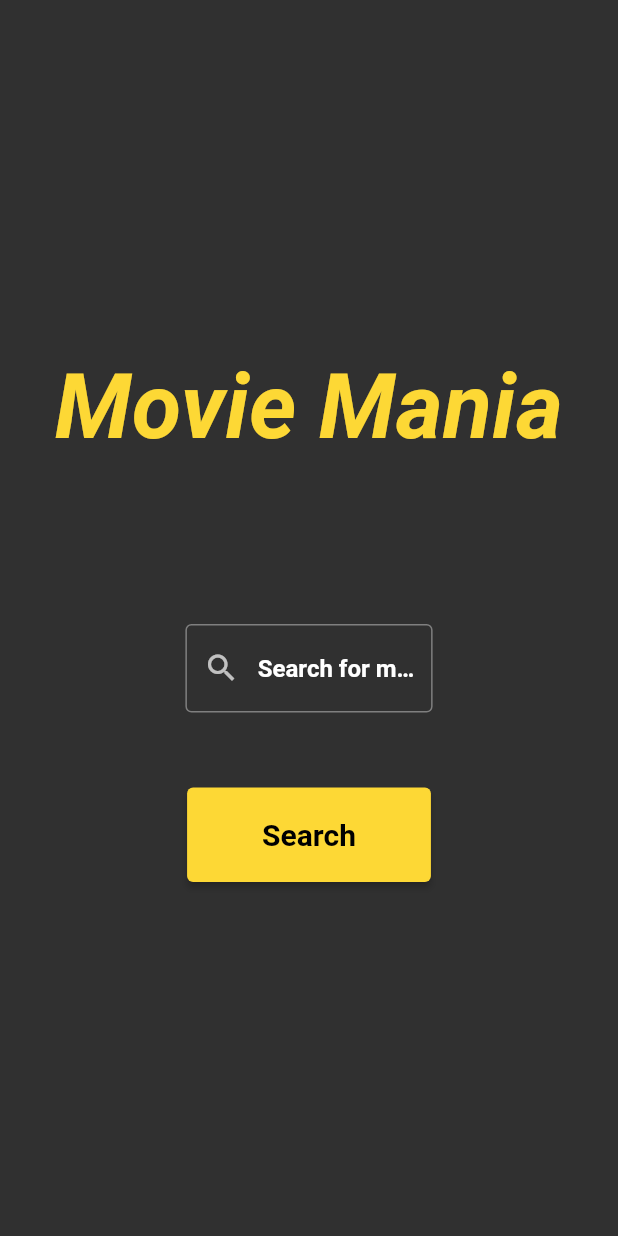
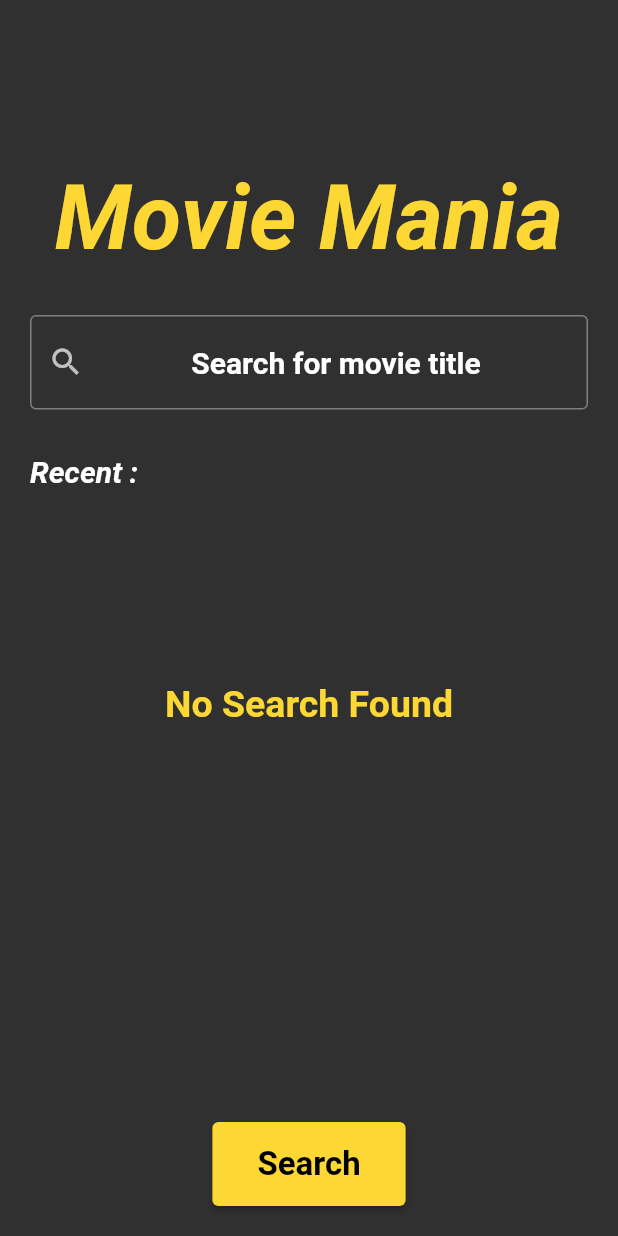
Before and after one commit to roonish/movie_mania, a Flutter app: the screen it shows after launch, on a phone screen of 412 x 824 dp. Run offline on Flutter 3.47's test engine with Material 2 defaults, Android fonts, the light colour scheme and no system bars; our stand-ins replace bloc, built_collection, built_value, flutter_bloc, sqflite; accounts and stored records are empty.

Commit message:
Version 2 (Database included)

```diff
--- a/lib/main.dart
+++ b/lib/main.dart
@@ -6,6 +6,7 @@ import 'package:mymovies/repository/repository.dart';
 import 'package:mymovies/screen/builderpage.dart';
 
 void main() {
+  WidgetsFlutterBinding.ensureInitialized();
   runApp(const MyApp());
 }
 
--- /dev/null
+++ b/lib/model/sql_model.dart
@@ -0,0 +1,27 @@
+import 'dart:convert';
+
+class SqlModel {
+  final int? id;
+  final String name;
+
+  SqlModel({this.id, required this.name});
+
+  Map<String, dynamic> toMap() {
+    return {
+      'id': id,
+      'name': name,
+    };
+  }
+
+  factory SqlModel.fromMap(Map<String, dynamic> map) {
+    return SqlModel(
+      id: map['id']?.toInt(),
+      name: map['name'] ?? '',
+    );
+  }
+
+  String toJson() => json.encode(toMap());
+
+  factory SqlModel.fromJson(String source) =>
+      SqlModel.fromMap(json.decode(source));
+}
--- /dev/null
+++ b/lib/screen/history.dart
@@ -0,0 +1,109 @@
+import 'package:flutter/material.dart';
+import 'package:flutter_bloc/flutter_bloc.dart';
+import 'package:mymovies/bloc/movies_bloc.dart';
+import 'package:mymovies/model/sql_model.dart';
+import 'package:mymovies/repository/database_helper.dart';
+
+class History extends StatefulWidget {
+  const History({Key? key}) : super(key: key);
+
+  @override
+  State<History> createState() => _HistoryState();
+}
+
+class _HistoryState extends State<History> {
+  @override
+  Widget build(BuildContext context) {
+    final blocs = BlocProvider.of<MoviesBloc>(context);
+    return Expanded(
+      child: SingleChildScrollView(
+        child: SizedBox(
+          height: MediaQuery.of(context).size.height * 0.3,
+          //  color: Colors.white,
+          child: FutureBuilder<List<SqlModel>>(
+              future: DatabaseHelper.instance.read(),
+              builder: (context, snapshot) {
+                if (snapshot.connectionState == ConnectionState.waiting) {
+                  return Center(
+                    child: Text(
+                      "Loading",
+                      style: TextStyle(
+                        color: Colors.yellow.shade600,
+                        fontWeight: FontWeight.bold,
+                        fontStyle: FontStyle.italic,
+                        fontSize: 15,
+                      ),
+                    ),
+                  );
+                }
+                if (!snapshot.hasData) {
+                  return Text(
+                    'No history found',
+                    style: TextStyle(
+                      color: Colors.yellow.shade600,
+                      fontWeight: FontWeight.bold,
+                      fontStyle: FontStyle.italic,
+                      fontSize: 15,
+                    ),
+                  );
+                }
+                return snapshot.data!.isEmpty
+                    ? Center(
+                        child: Text(
+                          'No Search Found',
+                          style: TextStyle(
+                            color: Colors.yellow.shade600,
+                            fontWeight: FontWeight.bold,
+                            // fontStyle: FontStyle.italic,
+                            fontSize: 25,
+                          ),
+                        ),
+                      )
+                    : GridView(
+                        padding: const EdgeInsets.all(0),
+                        //  scrollDirection: Axis.vertical,
+                        gridDelegate:
+                            const SliverGridDelegateWithFixedCrossAxisCount(
+                                crossAxisCount: 3,
+                                mainAxisSpacing: 20,
+                                childAspectRatio: 8 / 4),
+                        children: snapshot.data!.map((movie) {
+                          return GestureDetector(
+                            onTap: () {
+                              setState(() {
+                                blocs.wordSearched.text = movie.name;
+                              });
+                            },
+                            onLongPress: () {
+                              setState(() {
+                                DatabaseHelper.instance.delete(movie.id!);
+                              });
+                            },
+                            child: Container(
+                              margin: const EdgeInsets.all(10),
+                              padding: const EdgeInsets.all(2),
+                              // height: 10,
+                              decoration: BoxDecoration(
+                                  color: Colors.yellow.shade600,
+                                  borderRadius: BorderRadius.circular(15)),
+                              child: Center(
+                                child: Text(
+                                  movie.name,
+                                  style: const TextStyle(
+                                    color: Colors.black,
+                                    fontWeight: FontWeight.bold,
+                                    fontStyle: FontStyle.italic,
+                                    fontSize: 20,
+                                  ),
+                                ),
+                              ),
+                            ),
+                          );
+                        }).toList(),
+                      );
+              }),
+        ),
+      ),
+    );
+  }
+}
--- a/lib/screen/homepage.dart
+++ b/lib/screen/homepage.dart
@@ -1,6 +1,9 @@
 import 'package:flutter/material.dart';
 import 'package:flutter_bloc/flutter_bloc.dart';
 import 'package:mymovies/bloc/movies_bloc.dart';
+import 'package:mymovies/model/sql_model.dart';
+import 'package:mymovies/repository/database_helper.dart';
+import 'package:mymovies/screen/history.dart';
 
 class HomePage extends StatelessWidget {
   const HomePage({Key? key}) : super(key: key);
@@ -9,10 +12,14 @@ class HomePage extends StatelessWidget {
   Widget build(BuildContext context) {
     final blocs = BlocProvider.of<MoviesBloc>(context);
     return Scaffold(
-      body: Center(
+      body: Container(
+        margin: const EdgeInsets.all(20.0),
         child: Column(
-          mainAxisAlignment: MainAxisAlignment.center,
+          // mainAxisAlignment: MainAxisAlignment.center,
           children: [
+            const SizedBox(
+              height: 90,
+            ),
             Text(
               'Movie Mania',
               style: TextStyle(
@@ -23,44 +30,66 @@ class HomePage extends StatelessWidget {
               ),
             ),
             const SizedBox(
-              height: 90,
+              height: 30,
             ),
-            Container(
-              width: MediaQuery.of(context).size.width * 0.4,
-              margin: const EdgeInsets.all(20.0),
-              child: TextField(
+            TextField(
               controller: blocs.wordSearched,
               maxLines: 1,
               textAlign: TextAlign.center,
               //  controller: ,
               decoration: InputDecoration(
                   hintStyle: const TextStyle(
-                        color: Colors.white, fontWeight: FontWeight.bold),
+                      fontSize: 20,
+                      color: Colors.white,
+                      fontWeight: FontWeight.bold),
                   prefixIcon: const Icon(Icons.search),
                   hintText: 'Search for movie title',
                   border: OutlineInputBorder(
                       borderRadius: BorderRadius.circular(4),
                       borderSide: const BorderSide(color: Colors.blueGrey))),
             ),
-            ),
             const SizedBox(
               height: 30,
             ),
+            const Align(
+              alignment: Alignment.centerLeft,
+              child: Text(
+                'Recent : ',
+                style: TextStyle(
+                  color: Colors.white,
+                  fontWeight: FontWeight.bold,
+                  fontStyle: FontStyle.italic,
+                  fontSize: 20,
+                ),
+              ),
+            ),
+            const SizedBox(
+              height: 20,
+            ),
+            const History(),
+            // const SizedBox(
+            //   height: 30,
+            // ),
             ElevatedButton(
-                onPressed: () {
+                onPressed: () async {
+                  if (blocs.wordSearched.text.isNotEmpty) {
+                    await DatabaseHelper.instance
+                        .add(SqlModel(name: blocs.wordSearched.text));
+                  }
+
                   blocs.add(MoviesEvent.buttonTap);
                 },
                 style: ElevatedButton.styleFrom(
                     primary: Colors.yellow.shade600,
                     padding: const EdgeInsets.symmetric(
-                        horizontal: 50, vertical: 20),
+                        horizontal: 30, vertical: 15),
                     textStyle: const TextStyle(
                         fontSize: 30, fontWeight: FontWeight.bold)),
                 child: const Text(
                   'Search',
                   style: TextStyle(
                     color: Colors.black,
-                    fontSize: 20,
+                    fontSize: 22,
                   ),
                 )),
           ],
--- a/pubspec.yaml
+++ b/pubspec.yaml
@@ -39,6 +39,10 @@ dependencies:
   http:
   flutter_bloc:
   bloc:
+  sqflite:
+  path_provider:
+
+
 
 dev_dependencies:
   flutter_test:
```
Also changed, not shown: lib/repository/database_helper.dart (added, +53 -0 lines), lib/screen/detailpage.dart (+19 -26 lines), lib/screen/listpage.dart (+5 -5 lines), pubspec.lock. Lines whose indentation alone changed are shown as unchanged.
